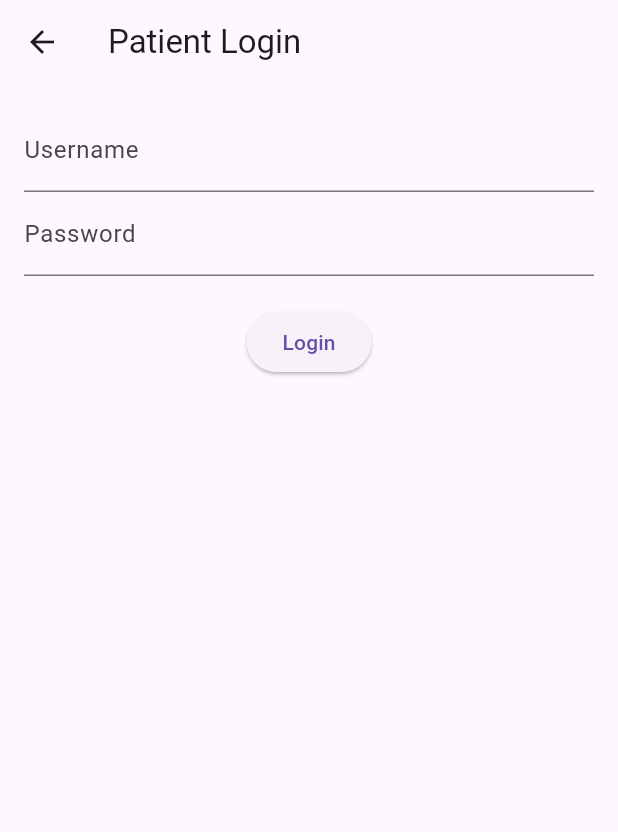
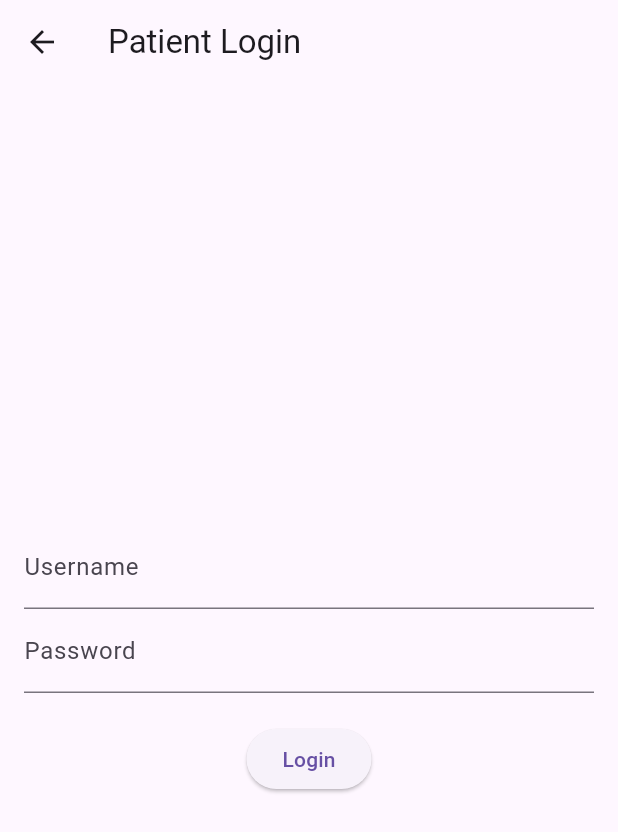
Before and after one commit to JonnyShiUW/dubhacks24, a Flutter app: the screen it shows after launch, after a tap on "Patient", on a phone screen of 412 x 824 dp. Shown: the top 832 px of the screen. Run offline on Flutter 3.47's test engine with Material 3 defaults, Android fonts, the phone set to English and light mode, and no system bars; our stand-ins replace dio, shelf, supabase; missing offline and left inert: shelf_router; accounts and stored records are empty.

Commit message:
minor QoL improvements

```diff
--- a/todo_frontend/lib/main.dart
+++ b/todo_frontend/lib/main.dart
@@ -77,24 +77,34 @@ class ToDoApp extends StatelessWidget {
       child: Column(
         mainAxisAlignment: MainAxisAlignment.center,
         children:[
-          const Text('Login'),
-          ElevatedButton(onPressed: () {
+          SizedBox(
+            width: 200,
+            height: 50,
+            child: ElevatedButton(
+              onPressed: () {
                 // navigate to login
                 Navigator.push(
                   context,
                   MaterialPageRoute(builder: (context) => LoginScreen())
                 );
               },
-            child: const Text('Patient')
+            child: const Text('Patient', style: TextStyle(fontSize: 24, fontWeight: FontWeight.bold))
             ),
-          ElevatedButton(onPressed: () {
+          ),
+          SizedBox(height:10),
+          SizedBox(
+            width: 200,
+            height: 50,
+            child: ElevatedButton(
+              onPressed: () {
                 // navigate to nurse frontend
                 Navigator.push(
                   context,
                   MaterialPageRoute(builder: (context) => NurseFrontend())
                 );
               },
-            child: const Text('Nurse')
+              child: const Text('Nurse', style: TextStyle(fontSize: 24, fontWeight: FontWeight.bold))
+            )
           ),
         ]
       ),
@@ -375,6 +385,7 @@ class _LoginScreenState extends State<LoginScreen> {
             return Padding(
               padding: const EdgeInsets.all(16.0),
               child: Column(
+                mainAxisAlignment: MainAxisAlignment.center,
                 children: [
                   TextField(
                     controller: _usernameController,
```
Lines whose indentation alone changed are shown as unchanged.
